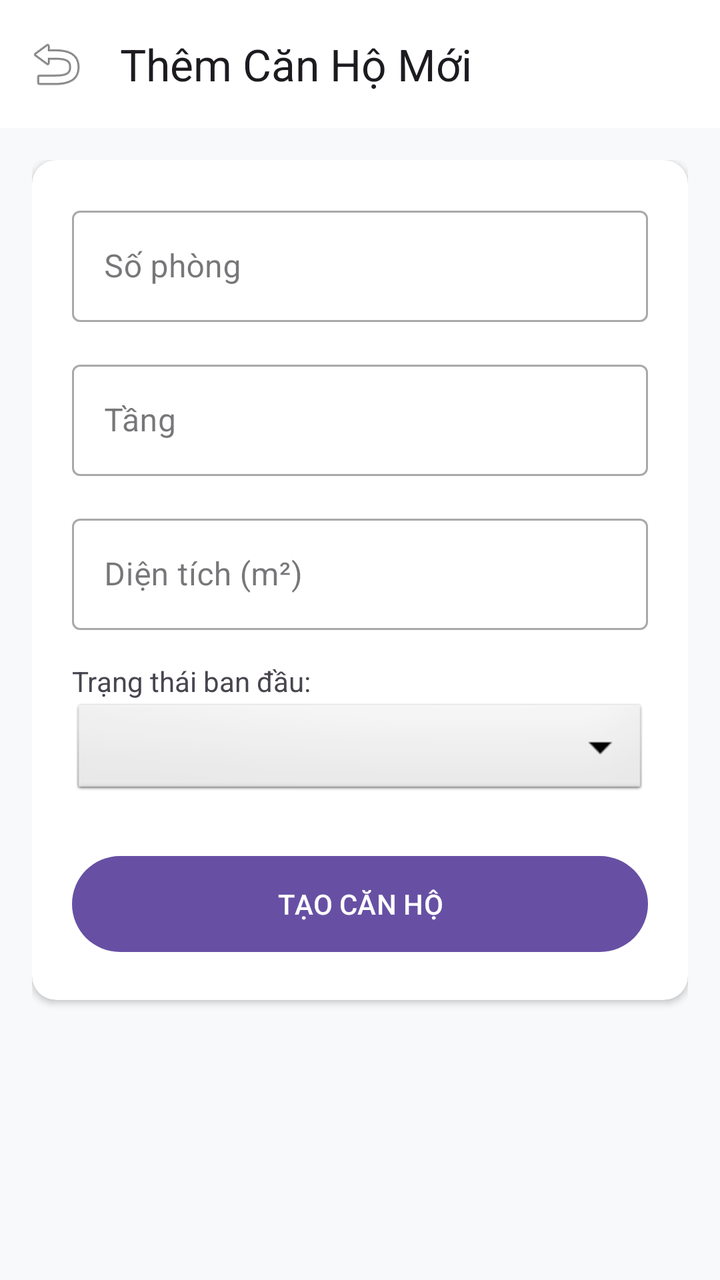
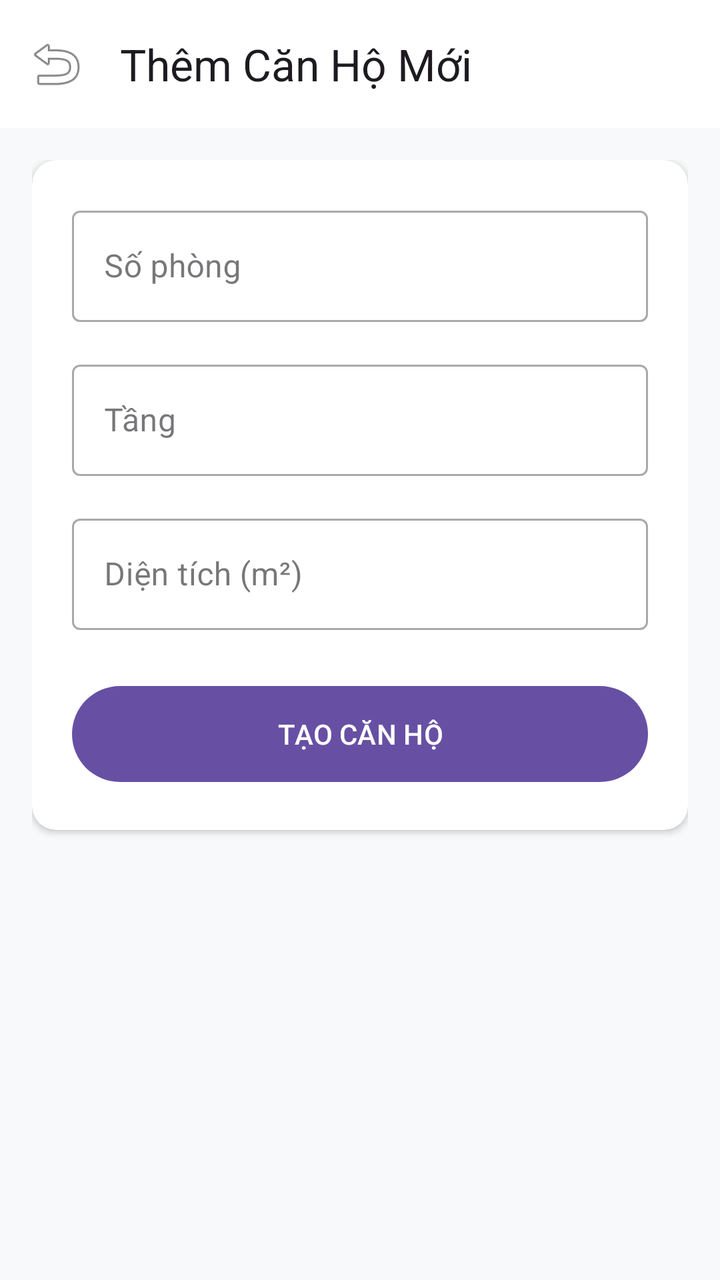

Screens rendered from an Android XML layout before and after an edit, with the pre-edit source and the edit as a unified diff.
<!-- AndroidManifest.xml: application theme Theme.Apt -->
<!-- res/layout/fragment_add_apartment.xml -->
<?xml version="1.0" encoding="utf-8"?>
<LinearLayout xmlns:android="http://schemas.android.com/apk/res/android"
    xmlns:app="http://schemas.android.com/apk/res-auto"
    android:layout_width="match_parent"
    android:layout_height="match_parent"
    android:orientation="vertical"
    android:background="#F8F9FA">

    <androidx.appcompat.widget.Toolbar
        android:id="@+id/toolbar_add"
        android:layout_width="match_parent"
        android:layout_height="?attr/actionBarSize"
        android:background="@color/white"
        app:title="Thêm Căn Hộ Mới"
        app:navigationIcon="@android:drawable/ic_menu_revert" />

    <ScrollView android:layout_width="match_parent" android:layout_height="match_parent" android:padding="16dp">
        <androidx.cardview.widget.CardView android:layout_width="match_parent" android:layout_height="wrap_content" app:cardCornerRadius="12dp">
            <LinearLayout android:layout_width="match_parent" android:layout_height="wrap_content" android:orientation="vertical" android:padding="20dp">

                <com.google.android.material.textfield.TextInputLayout style="@style/Widget.MaterialComponents.TextInputLayout.OutlinedBox" android:layout_width="match_parent" android:layout_height="wrap_content" android:hint="Số phòng">
                    <com.google.android.material.textfield.TextInputEditText android:id="@+id/edt_add_room_number" android:layout_width="match_parent" android:layout_height="wrap_content" />
                </com.google.android.material.textfield.TextInputLayout>

                <com.google.android.material.textfield.TextInputLayout style="@style/Widget.MaterialComponents.TextInputLayout.OutlinedBox" android:layout_width="match_parent" android:layout_height="wrap_content" android:layout_marginTop="16dp" android:hint="Tầng">
                    <com.google.android.material.textfield.TextInputEditText android:id="@+id/edt_add_floor" android:layout_width="match_parent" android:layout_height="wrap_content" android:inputType="number" />
                </com.google.android.material.textfield.TextInputLayout>

                <com.google.android.material.textfield.TextInputLayout style="@style/Widget.MaterialComponents.TextInputLayout.OutlinedBox" android:layout_width="match_parent" android:layout_height="wrap_content" android:layout_marginTop="16dp" android:hint="Diện tích (m²)">
                    <com.google.android.material.textfield.TextInputEditText android:id="@+id/edt_add_area" android:layout_width="match_parent" android:layout_height="wrap_content" android:inputType="numberDecimal" />
                </com.google.android.material.textfield.TextInputLayout>

                <TextView android:layout_width="wrap_content" android:layout_height="wrap_content" android:layout_marginTop="16dp" android:text="Trạng thái ban đầu:" />
                <Spinner android:id="@+id/spinner_add_status" android:layout_width="match_parent" android:layout_height="50dp" android:background="@android:drawable/btn_dropdown" />

                <Button android:id="@+id/btn_add_save" android:layout_width="match_parent" android:layout_height="56dp" android:layout_marginTop="24dp" android:text="TẠO CĂN HỘ" />

            </LinearLayout>
        </androidx.cardview.widget.CardView>
    </ScrollView>
</LinearLayout>
<!-- resources referenced by this layout -->
<resources>
  <color name="white">#FFFFFFFF</color>
  <style name="Theme.Apt" parent="Base.Theme.Apt" />
  <style name="Base.Theme.Apt" parent="Theme.Material3.DayNight.NoActionBar">
          
          
      </style>
</resources>

<!-- the commit's change to res/layout/fragment_add_apartment.xml (unified diff, before → after) -->
@@ -30,9 +30,6 @@
                     <com.google.android.material.textfield.TextInputEditText android:id="@+id/edt_add_area" android:layout_width="match_parent" android:layout_height="wrap_content" android:inputType="numberDecimal" />
                 </com.google.android.material.textfield.TextInputLayout>
 
-                <TextView android:layout_width="wrap_content" android:layout_height="wrap_content" android:layout_marginTop="16dp" android:text="Trạng thái ban đầu:" />
-                <Spinner android:id="@+id/spinner_add_status" android:layout_width="match_parent" android:layout_height="50dp" android:background="@android:drawable/btn_dropdown" />
-
                 <Button android:id="@+id/btn_add_save" android:layout_width="match_parent" android:layout_height="56dp" android:layout_marginTop="24dp" android:text="TẠO CĂN HỘ" />
 
             </LinearLayout>
